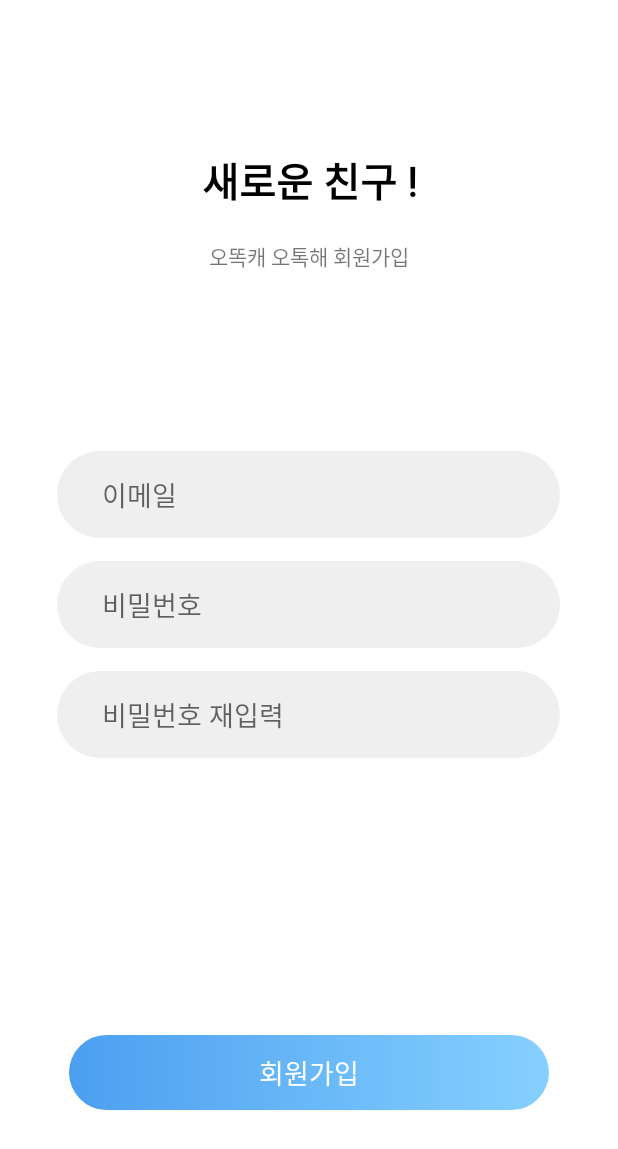
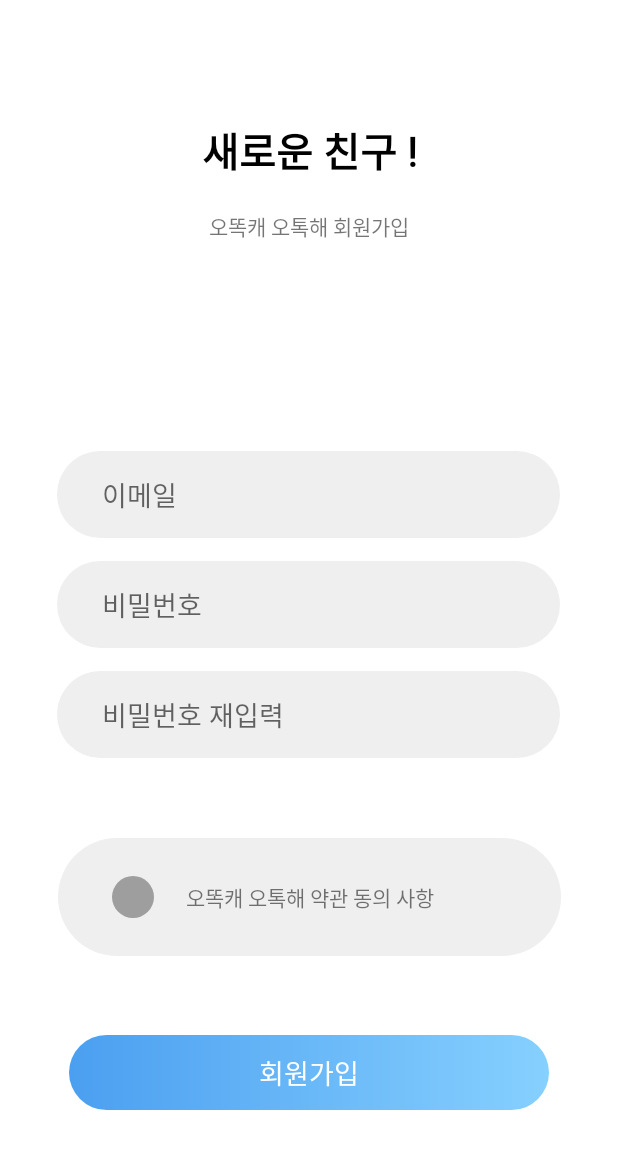
Before and after one commit to otk-oth/otk-oth-application, an Android app: the RegisterActivity screen opened directly, with no data from a screen before it, after a tap on "회원가입", on a phone screen of 412 x 824 dp. Shown: the top 1149 px of the screen. Run offline under Robolectric (Android 15) with nearby library versions, the phone set to English and light mode, and no system bars; our stand-ins replace CircleImageView, Firebase (no records; nobody signed in at launch, a user with empty details on screens opened directly).

Commit message:
[Update] 회원가입 약관 및 UI

```diff
--- a/app/src/main/java/com/stac/otk_oth_application/view/login/RegisterActivity.kt
+++ b/app/src/main/java/com/stac/otk_oth_application/view/login/RegisterActivity.kt
@@ -1,17 +1,21 @@
 package com.stac.otk_oth_application.view.login
 
 import android.content.Context
+import android.graphics.Color
+import android.graphics.drawable.ColorDrawable
 import androidx.appcompat.app.AppCompatActivity
 import android.os.Bundle
 import android.os.Handler
+import android.view.LayoutInflater
 import android.view.MotionEvent
 import android.view.inputmethod.InputMethodManager
+import androidx.appcompat.app.AlertDialog
 import com.google.firebase.auth.FirebaseAuth
 import com.stac.otk_oth_application.R
 import com.stac.otk_oth_application.toast
-import com.stac.otk_oth_application.view.main.MainActivity
-import kotlinx.android.synthetic.main.activity_login.*
+import de.hdodenhof.circleimageview.CircleImageView
 import kotlinx.android.synthetic.main.activity_register.*
+import kotlinx.android.synthetic.main.terms_dialog.view.*
 import org.jetbrains.anko.startActivity
 
 class RegisterActivity : AppCompatActivity() {
@@ -24,16 +28,37 @@ class RegisterActivity : AppCompatActivity() {
     override fun onCreate(savedInstanceState: Bundle?) {
         super.onCreate(savedInstanceState)
         setContentView(R.layout.activity_register)
+        toast("비밀번호는 6자리 이상으로 설정해주세요.")
 
         register.setOnClickListener {
-            if (register_pw.text.toString() == register_re_pw.text.toString()) {
+            if (register_pw.text.toString() == register_re_pw.text.toString() && check.isChecked) {
                 Register()
             } else {
-                toast("비밀번호가 일치하지 않습니다.")
+                if (check.isChecked) {
+                    toast("비밀번호가 일치하지 않습니다.")
+                } else {
+                    toast("약관을 동의해 주세요.")
+                }
+            }
+        }
+
+
+        Terms.setOnClickListener {
+
+            val mDialogView = LayoutInflater.from(this).inflate(R.layout.terms_dialog, null)
+            val mBuilder = AlertDialog.Builder(this)
+                .setView(mDialogView)
+
+            val cancle = mDialogView.findViewById<CircleImageView>(R.id.cancle)
+
+            val mAlertDialog = mBuilder.show()
+            mAlertDialog.window.setBackgroundDrawable(ColorDrawable(Color.TRANSPARENT))
+
+            mDialogView.cancle.setOnClickListener {
+                mAlertDialog.dismiss()
             }
         }
     }
-
 
     private fun Register() {
         userEmail = register_email.text.toString()
--- /dev/null
+++ b/app/src/main/res/drawable/checkbox_check_background.xml
@@ -0,0 +1,32 @@
+<?xml version="1.0" encoding="utf-8"?>
+<layer-list xmlns:android="http://schemas.android.com/apk/res/android">
+
+    <item>
+        <shape android:shape="oval">
+            <size
+                android:width="26dp"
+                android:height="26dp" />
+            <solid android:color="@color/colorPrimaryDark" />
+        </shape>
+    </item>
+    <item
+        android:bottom="2dp"
+        android:left="2dp"
+        android:right="2dp"
+        android:top="2dp">
+        <shape android:shape="oval">
+            <size
+                android:width="26dp"
+                android:height="26dp" />
+            <solid android:color="@color/colorPrimary" />
+        </shape>
+    </item>
+    <item
+        android:width="26dp"
+        android:height="26dp"
+        android:bottom="2dp"
+        android:drawable="@drawable/ic_check_white"
+        android:left="2dp"
+        android:right="2dp"
+        android:top="2dp" />
+</layer-list>
--- /dev/null
+++ b/app/src/main/res/drawable/checkbox_custom.xml
@@ -0,0 +1,6 @@
+<?xml version="1.0" encoding="utf-8"?>
+<selector xmlns:android="http://schemas.android.com/apk/res/android">
+
+    <item android:state_checked="true" android:drawable="@drawable/checkbox_check_background" />
+    <item android:state_checked="false" android:drawable="@drawable/checkbox_uncheck_background" />
+</selector>
--- /dev/null
+++ b/app/src/main/res/drawable/checkbox_uncheck_background.xml
@@ -0,0 +1,11 @@
+<?xml version="1.0" encoding="utf-8"?>
+<layer-list xmlns:android="http://schemas.android.com/apk/res/android">
+    <item>
+        <shape android:shape="oval">
+            <size
+                android:height="28dp"
+                android:width="28dp" />
+            <solid android:color="@color/colorPrimaryDark" />
+        </shape>
+    </item>
+</layer-list>
--- /dev/null
+++ b/app/src/main/res/drawable/ic_check_white.xml
@@ -0,0 +1,5 @@
+<vector android:height="24dp" android:tint="#FFFFFF"
+    android:viewportHeight="24.0" android:viewportWidth="24.0"
+    android:width="24dp" xmlns:android="http://schemas.android.com/apk/res/android">
+    <path android:fillColor="#FF000000" android:pathData="M9,16.17L4.83,12l-1.42,1.41L9,19 21,7l-1.41,-1.41z"/>
+</vector>
--- /dev/null
+++ b/app/src/main/res/drawable/ic_close.xml
@@ -0,0 +1,5 @@
+<vector android:height="24dp" android:tint="#FF1200"
+    android:viewportHeight="24.0" android:viewportWidth="24.0"
+    android:width="24dp" xmlns:android="http://schemas.android.com/apk/res/android">
+    <path android:fillColor="#FF000000" android:pathData="M19,6.41L17.59,5 12,10.59 6.41,5 5,6.41 10.59,12 5,17.59 6.41,19 12,13.41 17.59,19 19,17.59 13.41,12z"/>
+</vector>
--- a/app/src/main/res/layout/activity_register.xml
+++ b/app/src/main/res/layout/activity_register.xml
@@ -10,7 +10,7 @@
         android:id="@+id/welcome"
         android:layout_width="wrap_content"
         android:layout_height="wrap_content"
-        android:layout_marginTop="100dp"
+        android:layout_marginTop="80dp"
         android:fontFamily="@font/korean"
         android:text="새로운 친구 !"
         android:textColor="@android:color/black"
@@ -35,7 +35,7 @@
         android:id="@+id/register_area"
         android:layout_width="match_parent"
         android:layout_height="wrap_content"
-        android:layout_marginBottom="200dp"
+        android:layout_marginBottom="180dp"
         android:gravity="center"
         android:orientation="vertical"
         app:layout_constraintBottom_toBottomOf="parent"
@@ -120,13 +120,45 @@
 
     <com.airbnb.lottie.LottieAnimationView
         android:id="@+id/register_lottie"
-        android:layout_width="125dp"
-        android:layout_height="125dp"
+        android:layout_width="120dp"
+        android:layout_height="120dp"
+        app:layout_constraintBottom_toTopOf="@+id/register_area"
+        app:layout_constraintEnd_toEndOf="parent"
+        app:layout_constraintStart_toStartOf="parent"
+        app:layout_constraintTop_toBottomOf="@+id/registerText"
+        app:lottie_fileName="success.json" />
+
+
+    <LinearLayout
+        android:layout_width="wrap_content"
+        android:layout_height="wrap_content"
+        android:background="@drawable/bg_login_edit"
+        android:gravity="center"
+        android:orientation="horizontal"
+        android:paddingStart="25dp"
+        android:paddingTop="15dp"
+        android:paddingEnd="10dp"
+        android:paddingBottom="15dp"
         app:layout_constraintBottom_toTopOf="@+id/register"
         app:layout_constraintEnd_toEndOf="parent"
         app:layout_constraintStart_toStartOf="parent"
-        app:layout_constraintTop_toBottomOf="@+id/register_area"
-        app:lottie_fileName="success.json" />
+        app:layout_constraintTop_toBottomOf="@+id/register_area">
+
+        <CheckBox
+            android:id="@+id/check"
+            android:layout_width="50dp"
+            android:layout_height="wrap_content"
+            android:button="@drawable/checkbox_custom" />
+
+        <TextView
+            android:id="@+id/Terms"
+            android:layout_width="250dp"
+            android:layout_height="wrap_content"
+            android:fontFamily="@font/korean"
+            android:paddingStart="10dp"
+            android:text="오똑캐 오톡해 약관 동의 사항" />
+
+    </LinearLayout>
 
     <androidx.appcompat.widget.AppCompatButton
         android:id="@+id/register"
--- a/app/src/main/res/values/strings.xml
+++ b/app/src/main/res/values/strings.xml
@@ -4,4 +4,5 @@
     <string name="hello_blank_fragment">Hello blank fragment</string>
 
     <string name="facebook_app_id">383636752271647</string> <string name="fb_login_protocol_scheme">fb383636752271647</string>
+    <string name="asd">안녕하세요 오똑캐 오톡해 2019 약관 서비스 내용입니다. 안녕하세요 오똑캐 오톡해 2019 약관 서비스 내용입니다. 안녕하세요 오똑캐 오톡해 2019 약관 서비스 내용입니다. 안녕하세요 오똑캐 오톡해 2019 약관 서비스 내용입니다. 안녕하세요 오똑캐 오톡해 2019 약관 서비스 내용입니다. 안녕하세요 오똑캐 오톡해 2019 약관 서비스 내용입니다. 안녕하세요 오똑캐 오톡해 2019 약관 서비스 내용입니다.안녕하세요 오똑캐 오톡해 2019 약관 서비스 내용입니다.안녕하세요 오똑캐 오톡해 2019 약관 서비스 내용입니다.</string>
 </resources>
```
Also changed, not shown: app/src/main/java/com/stac/otk_oth_application/view/login/LoginActivity.kt (+3 -9 lines), app/src/main/res/drawable/dialog_bg.xml (added, +11 -0 lines), app/src/main/res/layout/terms_dialog.xml (added, +50 -0 lines).
